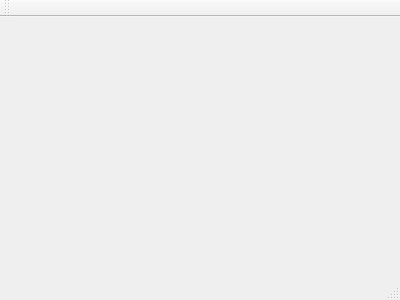
Above: mainwindow.ui from Ruwan-Ranganath/ticket-booking-qt before the change. Below: the same form after it.
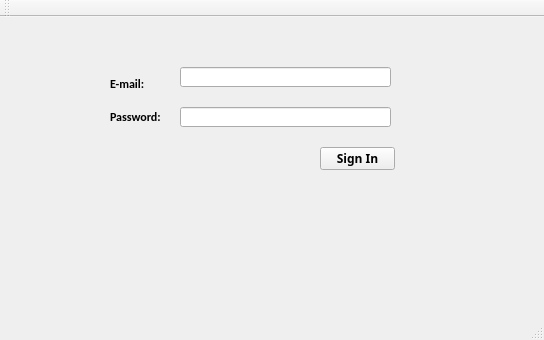
That is the form after the change.

What changed in the file:
```diff
--- a/mainwindow.ui
+++ b/mainwindow.ui
@@ -1,24 +1,139 @@
 <ui version="4.0">
  <class>MainWindow</class>
- <widget class="QMainWindow" name="MainWindow" >
-  <property name="geometry" >
+ <widget class="QMainWindow" name="MainWindow">
+  <property name="geometry">
    <rect>
     <x>0</x>
     <y>0</y>
-    <width>400</width>
-    <height>300</height>
+    <width>544</width>
+    <height>340</height>
    </rect>
   </property>
   <property name="windowTitle" >
    <string>MainWindow</string>
   </property>
-  <widget class="QMenuBar" name="menuBar" />
-  <widget class="QToolBar" name="mainToolBar" />
-  <widget class="QWidget" name="centralWidget" />
-  <widget class="QStatusBar" name="statusBar" />
+  <widget class="QWidget" name="centralWidget">
+   <widget class="QLineEdit" name="lineEdit">
+    <property name="geometry">
+     <rect>
+      <x>180</x>
+      <y>50</y>
+      <width>211</width>
+      <height>20</height>
+     </rect>
+    </property>
+   </widget>
+   <widget class="QLineEdit" name="lineEdit_2">
+    <property name="geometry">
+     <rect>
+      <x>180</x>
+      <y>90</y>
+      <width>211</width>
+      <height>20</height>
+     </rect>
+    </property>
+   </widget>
+   <widget class="QPushButton" name="SignIn">
+    <property name="geometry">
+     <rect>
+      <x>320</x>
+      <y>130</y>
+      <width>75</width>
+      <height>23</height>
+     </rect>
+    </property>
+    <property name="font">
+     <font>
+      <family>Calibri Light</family>
+      <pointsize>9</pointsize>
+      <weight>75</weight>
+      <bold>true</bold>
+     </font>
+    </property>
+    <property name="cursor">
+     <cursorShape>PointingHandCursor</cursorShape>
+    </property>
+    <property name="text">
+     <string>Sign In</string>
+    </property>
+   </widget>
+   <widget class="QLabel" name="label">
+    <property name="geometry">
+     <rect>
+      <x>110</x>
+      <y>60</y>
+      <width>47</width>
+      <height>13</height>
+     </rect>
+    </property>
+    <property name="font">
+     <font>
+      <family>Calibri</family>
+      <pointsize>9</pointsize>
+      <weight>75</weight>
+      <bold>true</bold>
+     </font>
+    </property>
+    <property name="text">
+     <string>E-mail:</string>
+    </property>
+   </widget>
+   <widget class="QLabel" name="label_2">
+    <property name="geometry">
+     <rect>
+      <x>110</x>
+      <y>90</y>
+      <width>51</width>
+      <height>20</height>
+     </rect>
+    </property>
+    <property name="font">
+     <font>
+      <family>Calibri</family>
+      <pointsize>9</pointsize>
+      <weight>75</weight>
+      <bold>true</bold>
+     </font>
+    </property>
+    <property name="text">
+     <string>Password:</string>
+    </property>
+   </widget>
+   <widget class="QLabel" name="label_pic">
+    <property name="geometry">
+     <rect>
+      <x>10</x>
+      <y>169</y>
+      <width>521</width>
+      <height>121</height>
+     </rect>
+    </property>
+    <property name="text">
+     <string/>
+    </property>
+   </widget>
+  </widget>
+  <widget class="QMenuBar" name="menuBar">
+   <property name="geometry">
+    <rect>
+     <x>0</x>
+     <y>0</y>
+     <width>544</width>
+     <height>21</height>
+    </rect>
+   </property>
+  </widget>
+  <widget class="QToolBar" name="mainToolBar">
+   <attribute name="toolBarArea">
+    <enum>TopToolBarArea</enum>
+   </attribute>
+   <attribute name="toolBarBreak">
+    <bool>false</bool>
+   </attribute>
+  </widget>
+  <widget class="QStatusBar" name="statusBar"/>
  </widget>
- <layoutDefault spacing="6" margin="11" />
- <pixmapfunction></pixmapfunction>
+ <layoutdefault spacing="6" margin="11"/>
  <resources/>
  <connections/>
 </ui>
```
Left out of the diff: 3 changed lines with no effect on the pictures.
